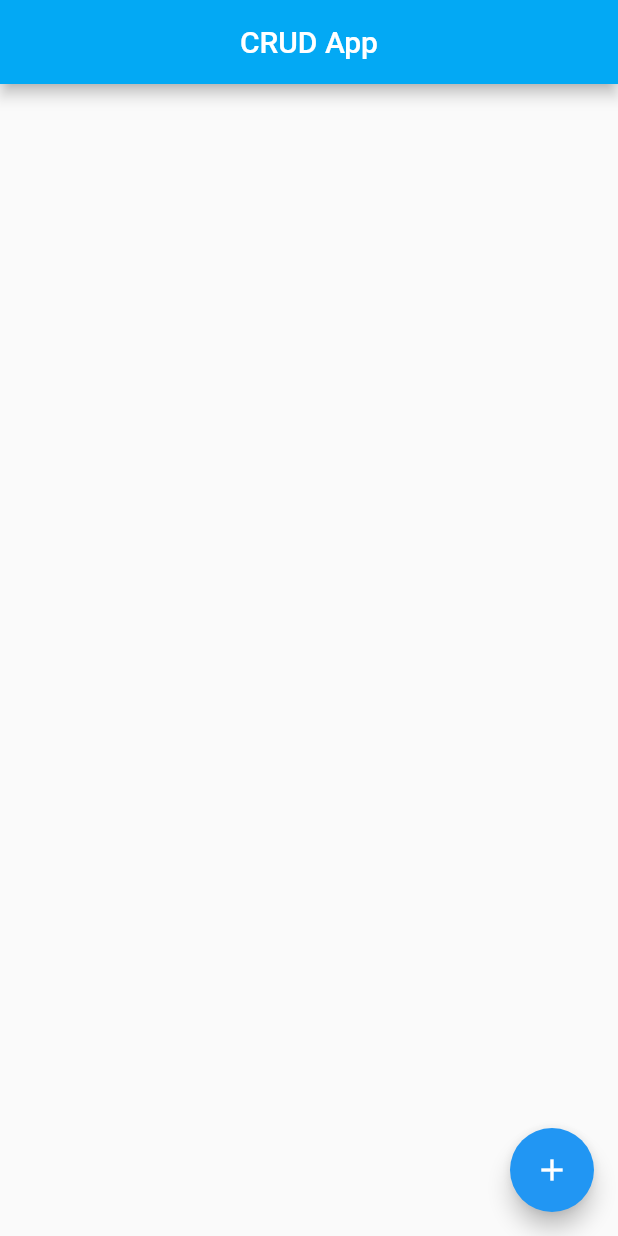
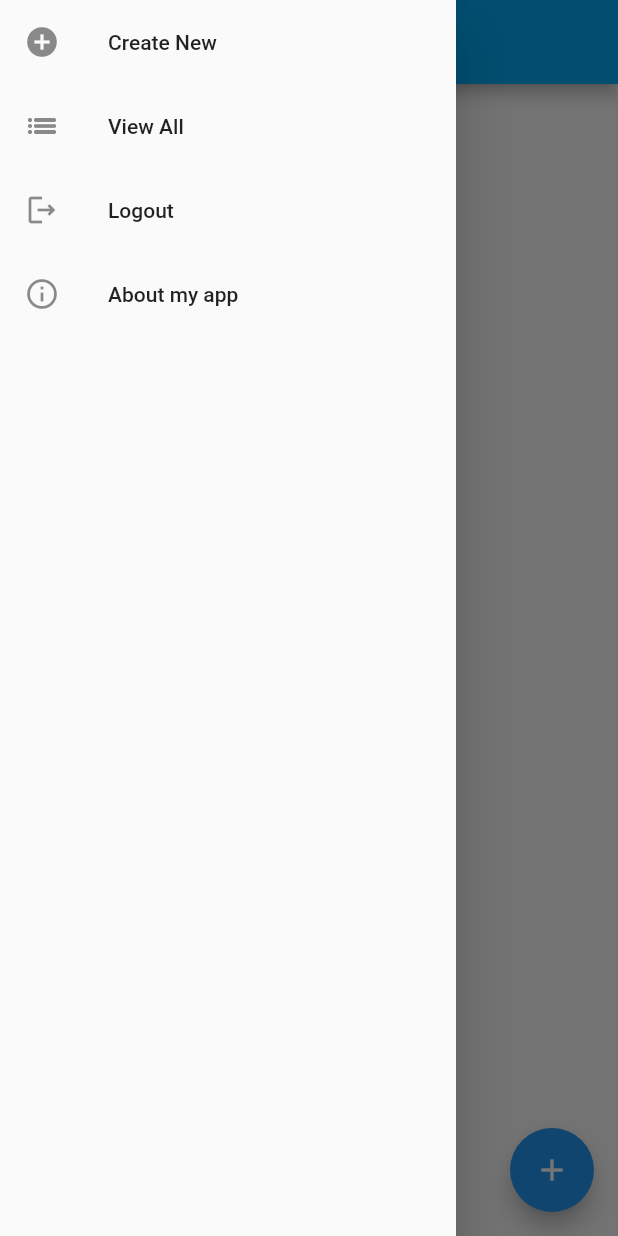
Before and after one commit to razzaksr/FlutterFireBaseCRUDApp, a Flutter app: the screen it shows after launch, with the side drawer open (before the commit the screen has no drawer), on a phone screen of 412 x 824 dp. Run offline on Flutter 3.47's test engine with Material 2 defaults, Android fonts, the phone set to English and light mode, and no system bars; our stand-ins replace cloud_firestore, firebase_core, toast; accounts and stored records are empty.

Commit message:
Flutter Firebase CRUD - Drawer Done

```diff
--- /dev/null
+++ b/lib/AppDrawer.dart
@@ -0,0 +1,49 @@
+import 'package:flutter/material.dart';
+import 'package:my_base_one/Create.dart';
+import 'package:my_base_one/Read.dart';
+class AppDrawer extends StatefulWidget {
+  const AppDrawer({super.key});
+
+  @override
+  State<AppDrawer> createState() => _AppDrawerState();
+}
+
+class _AppDrawerState extends State<AppDrawer> {
+  @override
+  Widget build(BuildContext context) {
+    return Drawer(
+      child: ListView(
+        padding: EdgeInsets.zero,
+        children: [
+          ListTile(
+            leading: Icon(Icons.add_circle_outlined),
+            title: Text('Create New'),
+            onTap: (){
+              Navigator.pushReplacement(context, MaterialPageRoute(builder: (context) => Creation(),));
+            },
+          ),
+          ListTile(
+            leading: Icon(Icons.list_outlined),
+            title: Text('View All'),
+            onTap: (){
+              Navigator.pushReplacement(context, MaterialPageRoute(builder: (context) => Read(),));
+            },
+          ),
+          ListTile(
+            leading: Icon(Icons.logout_outlined),
+            title: Text('Logout'),
+          ),
+          AboutListTile(
+            icon: Icon(Icons.info_outline),
+            child: Text('About my app'),
+            applicationIcon: Icon(Icons.local_play),
+            applicationName: 'My CRUD Security',
+            applicationVersion: '1.4',
+            applicationLegalese: 'C 2023 Company',
+            aboutBoxChildren: [],
+          )
+        ],
+      ),
+    );
+  }
+}
--- a/lib/Create.dart
+++ b/lib/Create.dart
@@ -1,5 +1,6 @@
 import 'package:cloud_firestore/cloud_firestore.dart';
 import 'package:flutter/material.dart';
+import 'package:my_base_one/AppDrawer.dart';
 import 'package:toast/toast.dart';
 
 class Creation extends StatefulWidget {
@@ -22,6 +23,7 @@ class _CreationState extends State<Creation> {
         title: Text('Create an account'),
         centerTitle: true,
       ),
+      drawer: AppDrawer(),
       body: Center(
         child: Padding(
           padding: const EdgeInsets.all(15.0),
--- a/lib/Read.dart
+++ b/lib/Read.dart
@@ -1,6 +1,7 @@
 
 import 'package:cloud_firestore/cloud_firestore.dart';
 import 'package:flutter/material.dart';
+import 'package:my_base_one/AppDrawer.dart';
 import 'package:my_base_one/Create.dart';
 import 'package:toast/toast.dart';
 import 'Update.dart';
@@ -24,6 +25,7 @@ class _ReadState extends State<Read> {
           centerTitle: true,
           backgroundColor: Colors.lightBlue,
         ),
+        drawer: AppDrawer(),
         body:StreamBuilder(
           stream: _firestore.collection("kyc").snapshots(),
           builder: (BuildContext context,AsyncSnapshot snapshot){
--- a/lib/Update.dart
+++ b/lib/Update.dart
@@ -1,5 +1,6 @@
 import 'package:cloud_firestore/cloud_firestore.dart';
 import 'package:flutter/material.dart';
+import 'package:my_base_one/AppDrawer.dart';
 import 'package:my_base_one/Read.dart';
 import 'package:toast/toast.dart';
 
@@ -30,6 +31,7 @@ class _UpdationState extends State<Updation> {
         title: Text('Updating records of ${widget.docId}'),
         centerTitle: true,
       ),
+      drawer: AppDrawer(),
       body:StreamBuilder(
           stream: _firestore.collection("kyc").doc(widget.docId).get().asStream(), //readOneFromFirebase() as Stream<dynamic>,
           builder: (BuildContext context,AsyncSnapshot snapshot){
--- a/pubspec.yaml
+++ b/pubspec.yaml
@@ -39,6 +39,7 @@ dependencies:
   firebase_core_web: ^2.8.1
   cloud_firestore: ^4.13.2
   toast: ^0.3.0
+  firebase_auth: ^4.14.1
 
 dev_dependencies:
   flutter_test:
```
Also changed, not shown: pubspec.lock, 3 other files.
